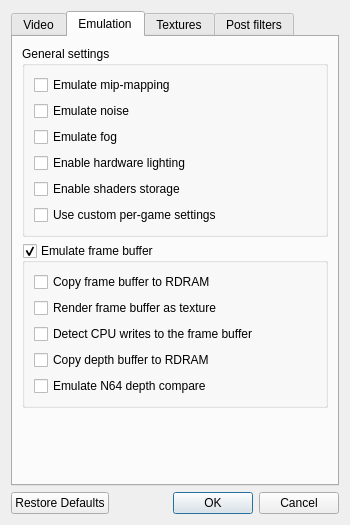
The window that jni/mupen64plus-video-gliden64/src/GLideNUI/configDialog.ui (mupen64plus-ae/mupen64plus-ae) describes before a commit, drawn with Qt 5.
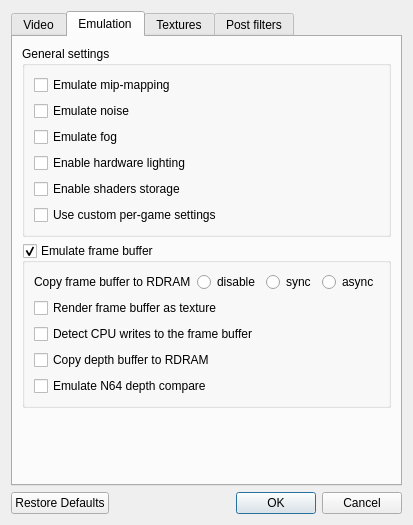
The same window after the commit. The open tabs and pages were chosen to show the change. Icons and pictures are not drawn.

```diff
--- a/jni/mupen64plus-video-gliden64/src/GLideNUI/configDialog.ui
+++ b/jni/mupen64plus-video-gliden64/src/GLideNUI/configDialog.ui
@@ -641,14 +641,57 @@
          </property>
          <layout class="QVBoxLayout" name="verticalLayout_10">
           <item>
-           <widget class="QCheckBox" name="copyFrameCheckBox">
-            <property name="toolTip">
-             <string>&lt;html&gt;&lt;head/&gt;&lt;body&gt;&lt;p&gt;&lt;span style=&quot; font-weight:600;&quot;&gt;Copy frame buffer to RDRAM:&lt;/span&gt;&lt;/p&gt;&lt;p&gt;In some games plugin can't detect frame buffer usage. In such cases you need to enable this option to see frame buffer effects. Every drawn frame will be read from video card and copied into RDRAM area.&lt;/p&gt;&lt;p&gt;[Recommended: &lt;span style=&quot; font-style:italic;&quot;&gt;mostly off (needed only for a few games)&lt;/span&gt;]&lt;/p&gt;&lt;/body&gt;&lt;/html&gt;</string>
-            </property>
-            <property name="text">
-             <string>Copy frame buffer to RDRAM</string>
-            </property>
-           </widget>
+           <layout class="QHBoxLayout" name="horizontalLayout_10">
+            <item>
+             <widget class="QLabel" name="label_14">
+              <property name="toolTip">
+               <string>&lt;html&gt;&lt;head/&gt;&lt;body&gt;&lt;p&gt;&lt;span style=&quot; font-weight:600;&quot;&gt;Copy color buffer to RDRAM:&lt;/span&gt;&lt;/p&gt;&lt;p&gt;In some games plugin can't detect frame buffer usage. In such cases you need to enable this option to see frame buffer effects. Every drawn frame will be read from video card and copied into RDRAM area.&lt;/p&gt;&lt;p&gt;* disable - do not copy buffer&lt;/p&gt;&lt;p&gt;* sync - copy buffer in sync mode. Can be slow, but works for all games&lt;/p&gt;&lt;p&gt;* async - copy buffer in async mode. Can be up to 10 times faster than sync mode, but is incompatible with some games.&lt;/p&gt;&lt;p&gt;[Recommended: &lt;span style=&quot; font-style:italic;&quot;&gt;mostly async (sync needed only for a few games)&lt;/span&gt;]&lt;/p&gt;&lt;/body&gt;&lt;/html&gt;</string>
+              </property>
+              <property name="text">
+               <string>Copy frame buffer to RDRAM</string>
+              </property>
+             </widget>
+            </item>
+            <item>
+             <widget class="QRadioButton" name="copyBufferDisableRadioButton">
+              <property name="toolTip">
+               <string>&lt;html&gt;&lt;head/&gt;&lt;body&gt;&lt;p&gt;&lt;span style=&quot; font-weight:600;&quot;&gt;Copy color buffer to RDRAM:&lt;/span&gt;&lt;/p&gt;&lt;p&gt;In some games plugin can't detect frame buffer usage. In such cases you need to enable this option to see frame buffer effects. Every drawn frame will be read from video card and copied into RDRAM area.&lt;/p&gt;&lt;p&gt;* disable - do not copy buffer&lt;/p&gt;&lt;p&gt;* sync - copy buffer in sync mode. Can be slow, but works for all games&lt;/p&gt;&lt;p&gt;* async - copy buffer in async mode. Can be up to 10 times faster than sync mode, but is incompatible with some games.&lt;/p&gt;&lt;p&gt;[Recommended: &lt;span style=&quot; font-style:italic;&quot;&gt;mostly async (sync needed only for a few games)&lt;/span&gt;]&lt;/p&gt;&lt;/body&gt;&lt;/html&gt;</string>
+              </property>
+              <property name="text">
+               <string>disable</string>
+              </property>
+              <attribute name="buttonGroup">
+               <string notr="true">copyFrameBufferButtonGroup</string>
+              </attribute>
+             </widget>
+            </item>
+            <item>
+             <widget class="QRadioButton" name="copyBufferSyncRadioButton">
+              <property name="toolTip">
+               <string>&lt;html&gt;&lt;head/&gt;&lt;body&gt;&lt;p&gt;&lt;span style=&quot; font-weight:600;&quot;&gt;Copy color buffer to RDRAM:&lt;/span&gt;&lt;/p&gt;&lt;p&gt;In some games plugin can't detect frame buffer usage. In such cases you need to enable this option to see frame buffer effects. Every drawn frame will be read from video card and copied into RDRAM area.&lt;/p&gt;&lt;p&gt;* disable - do not copy buffer&lt;/p&gt;&lt;p&gt;* sync - copy buffer in sync mode. Can be slow, but works for all games&lt;/p&gt;&lt;p&gt;* async - copy buffer in async mode. Can be up to 10 times faster than sync mode, but is incompatible with some games.&lt;/p&gt;&lt;p&gt;[Recommended: &lt;span style=&quot; font-style:italic;&quot;&gt;mostly async (sync needed only for a few games)&lt;/span&gt;]&lt;/p&gt;&lt;/body&gt;&lt;/html&gt;</string>
+              </property>
+              <property name="text">
+               <string>sync</string>
+              </property>
+              <attribute name="buttonGroup">
+               <string notr="true">copyFrameBufferButtonGroup</string>
+              </attribute>
+             </widget>
+            </item>
+            <item>
+             <widget class="QRadioButton" name="copyBufferAsyncRadioButton">
+              <property name="toolTip">
+               <string>&lt;html&gt;&lt;head/&gt;&lt;body&gt;&lt;p&gt;&lt;span style=&quot; font-weight:600;&quot;&gt;Copy color buffer to RDRAM:&lt;/span&gt;&lt;/p&gt;&lt;p&gt;In some games plugin can't detect frame buffer usage. In such cases you need to enable this option to see frame buffer effects. Every drawn frame will be read from video card and copied into RDRAM area.&lt;/p&gt;&lt;p&gt;* disable - do not copy buffer&lt;/p&gt;&lt;p&gt;* sync - copy buffer in sync mode. Can be slow, but works for all games&lt;/p&gt;&lt;p&gt;* async - copy buffer in async mode. Can be up to 10 times faster than sync mode, but is incompatible with some games.&lt;/p&gt;&lt;p&gt;[Recommended: &lt;span style=&quot; font-style:italic;&quot;&gt;mostly async (sync needed only for a few games)&lt;/span&gt;]&lt;/p&gt;&lt;/body&gt;&lt;/html&gt;</string>
+              </property>
+              <property name="text">
+               <string>async</string>
+              </property>
+              <attribute name="buttonGroup">
+               <string notr="true">copyFrameBufferButtonGroup</string>
+              </attribute>
+             </widget>
+            </item>
+           </layout>
           </item>
           <item>
            <widget class="QCheckBox" name="RenderFBCheckBox">
```
Left out of the diff: 3 changed lines with no effect on the pictures.
